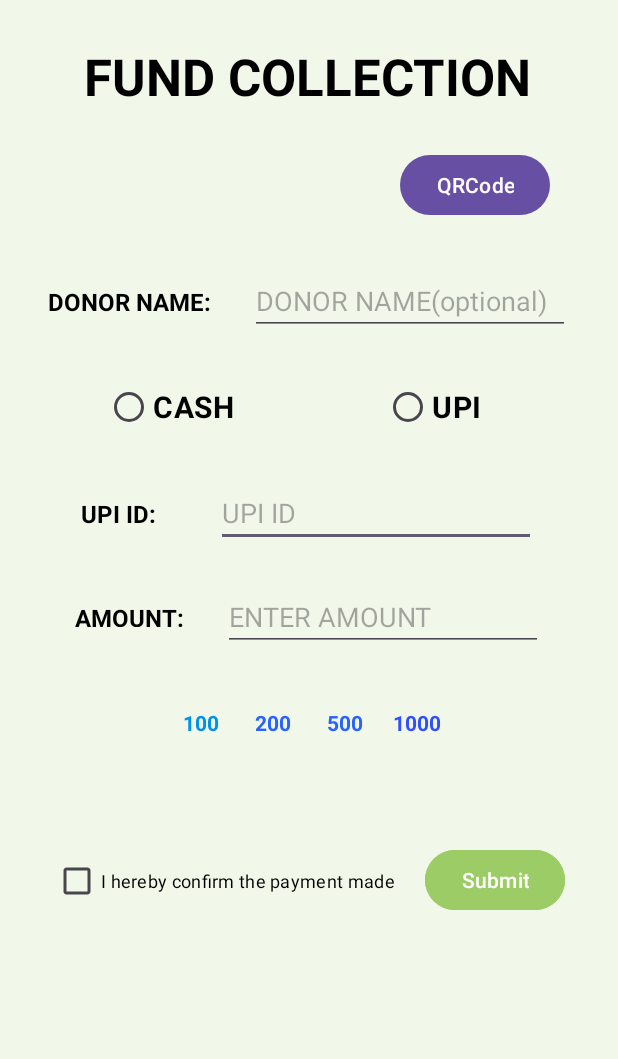
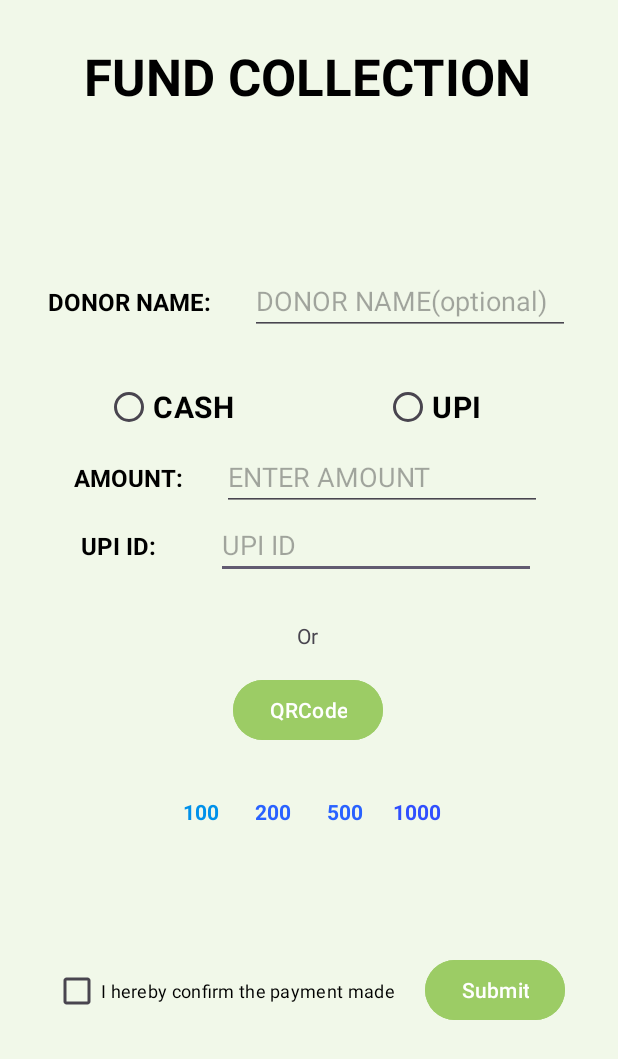
Before and after one commit to shreyasshettyb/CrowdFunding-MAD-Project, an Android app: the CollectFunds screen opened directly, with no data from a screen before it, on a phone screen of 412 x 824 dp. Shown: the top 1059 px of the screen. Run offline under Robolectric (Android 15) with nearby library versions, the phone set to English and light mode, and no system bars.

Commit message:
Updated Layout and Added Color

```diff
--- a/app/src/main/res/layout/activity_collect_funds.xml
+++ b/app/src/main/res/layout/activity_collect_funds.xml
@@ -38,13 +38,11 @@
         android:id="@+id/linearLayout"
         android:layout_width="match_parent"
         android:layout_height="wrap_content"
-        android:layout_marginTop="24dp"
+        android:layout_marginTop="20dp"
         android:gravity="center_horizontal"
         android:orientation="horizontal"
-        app:layout_constraintEnd_toEndOf="parent"
-        app:layout_constraintHorizontal_bias="1.0"
-        app:layout_constraintStart_toStartOf="parent"
-        app:layout_constraintTop_toBottomOf="@+id/linearLayout4">
+        app:layout_constraintTop_toBottomOf="@+id/generateQRCode"
+        tools:layout_editor_absoluteX="0dp">
 
         <TextView
             android:id="@+id/textView8"
@@ -124,13 +122,10 @@
         android:id="@+id/upiLayout_fundCollection"
         android:layout_width="match_parent"
         android:layout_height="wrap_content"
-        android:layout_marginTop="24dp"
         android:gravity="center_horizontal"
         android:orientation="horizontal"
-        app:layout_constraintEnd_toEndOf="parent"
-        app:layout_constraintHorizontal_bias="0.0"
-        app:layout_constraintStart_toStartOf="parent"
-        app:layout_constraintTop_toBottomOf="@+id/radioGroup_fundCollection">
+        app:layout_constraintTop_toBottomOf="@+id/linearLayout4"
+        tools:layout_editor_absoluteX="-16dp">
 
         <TextView
             android:id="@+id/textView14"
@@ -155,15 +150,12 @@
 
     <LinearLayout
         android:id="@+id/linearLayout4"
-        android:layout_width="0dp"
+        android:layout_width="411dp"
         android:layout_height="wrap_content"
-        android:layout_marginTop="24dp"
         android:gravity="center_horizontal"
         android:orientation="horizontal"
-        app:layout_constraintEnd_toEndOf="parent"
-        app:layout_constraintHorizontal_bias="0.0"
-        app:layout_constraintStart_toStartOf="parent"
-        app:layout_constraintTop_toBottomOf="@+id/upiLayout_fundCollection">
+        app:layout_constraintTop_toBottomOf="@+id/radioGroup_fundCollection"
+        tools:layout_editor_absoluteX="0dp">
 
         <TextView
             android:id="@+id/textView6"
@@ -229,7 +221,7 @@
         app:layout_constraintHorizontal_bias="0.0"
         app:layout_constraintStart_toStartOf="parent"
         app:layout_constraintTop_toBottomOf="@+id/linearLayout"
-        app:layout_constraintVertical_bias="0.209">
+        app:layout_constraintVertical_bias="0.336">
 
         <CheckBox
             android:id="@+id/checkBox_authorize"
@@ -255,12 +247,23 @@
         android:id="@+id/generateQRCode"
         android:layout_width="wrap_content"
         android:layout_height="wrap_content"
+        android:layout_marginTop="16dp"
+        android:backgroundTint="#9CCC65"
         android:text="QRCode"
-        app:layout_constraintBottom_toTopOf="@+id/linearLayout2"
         app:layout_constraintEnd_toEndOf="parent"
-        app:layout_constraintHorizontal_bias="0.783"
-        app:layout_constraintStart_toEndOf="@+id/fundingName"
-        app:layout_constraintTop_toBottomOf="@+id/textView2"
-        app:layout_constraintVertical_bias="0.459" />
+        app:layout_constraintHorizontal_bias="0.498"
+        app:layout_constraintStart_toStartOf="parent"
+        app:layout_constraintTop_toBottomOf="@+id/textView17" />
+
+    <TextView
+        android:id="@+id/textView17"
+        android:layout_width="wrap_content"
+        android:layout_height="wrap_content"
+        android:layout_marginTop="28dp"
+        android:text="Or"
+        app:layout_constraintEnd_toEndOf="parent"
+        app:layout_constraintHorizontal_bias="0.498"
+        app:layout_constraintStart_toStartOf="parent"
+        app:layout_constraintTop_toBottomOf="@+id/upiLayout_fundCollection" />
 
 </androidx.constraintlayout.widget.ConstraintLayout>
--- a/app/src/main/res/layout/activity_qrcode.xml
+++ b/app/src/main/res/layout/activity_qrcode.xml
@@ -4,6 +4,7 @@
     xmlns:tools="http://schemas.android.com/tools"
     android:layout_width="match_parent"
     android:layout_height="match_parent"
+    android:background="#F1F8E9"
     tools:context=".QRCodeActivity">
 
     <ImageView
@@ -24,6 +25,7 @@
         android:layout_height="wrap_content"
         android:layout_marginTop="80dp"
         android:text="@string/scan_amp_pay"
+        android:textColor="#000000"
         android:textSize="24sp"
         android:textStyle="bold"
         app:layout_constraintEnd_toEndOf="parent"
@@ -35,6 +37,7 @@
         android:id="@+id/info_qrcode"
         android:layout_width="wrap_content"
         android:layout_height="wrap_content"
+        android:textColor="#000000"
         app:layout_constraintBottom_toBottomOf="parent"
         app:layout_constraintEnd_toEndOf="parent"
         app:layout_constraintHorizontal_bias="0.498"
```
Also changed, not shown: app/src/main/res/layout/activity_home.xml (+5 -2 lines), app/src/main/res/layout/activity_signup.xml (+18 -18 lines).
